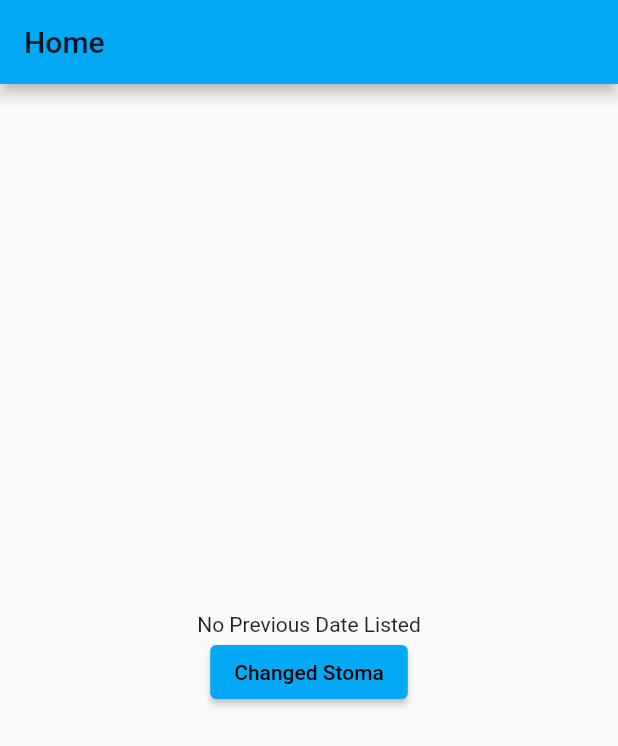
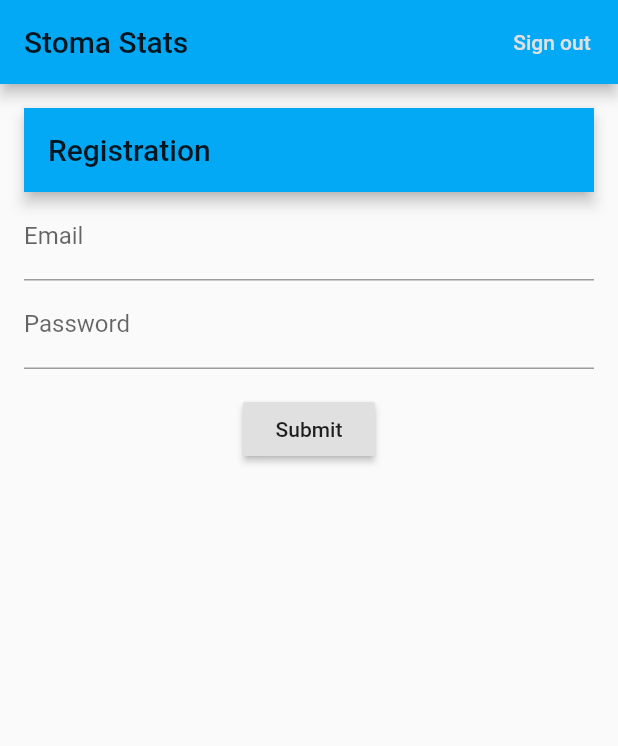
Before and after one commit to FraserTooth/stoma_stats_app, a Flutter app: the screen it shows after launch, on a phone screen of 412 x 824 dp. Shown: the top 746 px of the screen. Run offline on Flutter 3.47's test engine with Material 2 defaults, Android fonts, the phone set to English and light mode, and no system bars; our stand-ins replace firebase_auth, firebase_core, firebase_dynamic_links; accounts and stored records are empty.

Commit message:
feat: added user signin

```diff
--- a/lib/src/app.dart
+++ b/lib/src/app.dart
@@ -1,6 +1,7 @@
 import 'package:flutter/material.dart';
 import 'package:firebase_core/firebase_core.dart';
 import './views/home.dart';
+import './views/login.dart';
 
 class App extends StatelessWidget {
   final Future<FirebaseApp> _initialization = Firebase.initializeApp();
@@ -46,7 +47,7 @@ class App extends StatelessWidget {
         // closer together (more dense) than on mobile platforms.
         visualDensity: VisualDensity.adaptivePlatformDensity,
       ),
-      home: HomePage(),
+      home: Login(title: 'Stoma Stats'),
     );
   }
 
--- /dev/null
+++ b/lib/src/views/login.dart
@@ -0,0 +1,156 @@
+import 'dart:ui';
+
+import 'package:flutter/material.dart';
+import 'package:firebase_auth/firebase_auth.dart';
+import 'package:firebase_dynamic_links/firebase_dynamic_links.dart';
+import 'package:flutter/rendering.dart';
+
+class Login extends StatefulWidget {
+  Login({Key key, this.title}) : super(key: key);
+  final String title;
+
+  @override
+  _LoginState createState() => _LoginState();
+}
+
+final FirebaseAuth _auth = FirebaseAuth.instance;
+
+class _LoginState extends State<Login> {
+  @override
+  Widget build(BuildContext context) {
+    return Scaffold(
+      appBar: AppBar(
+        title: Text(widget.title),
+        actions: <Widget>[
+          Builder(builder: (BuildContext context) {
+            return FlatButton(
+              child: const Text('Sign out'),
+              textColor: Theme.of(context).buttonColor,
+              onPressed: () async {
+                final User user = await _auth.currentUser;
+                if (user == null) {
+                  Scaffold.of(context).showSnackBar(const SnackBar(
+                    content: Text('No one has signed in.'),
+                  ));
+                  return;
+                }
+                await _auth.signOut();
+                final String uid = user.uid;
+                Scaffold.of(context).showSnackBar(SnackBar(
+                  content: Text(uid + ' has successfully signed out.'),
+                ));
+              },
+            );
+          })
+        ],
+      ),
+      body: Builder(builder: (BuildContext context) {
+        return ListView(
+          scrollDirection: Axis.vertical,
+          padding: const EdgeInsets.all(16),
+          children: <Widget>[
+            _RegisterEmailSection(),
+          ],
+        );
+      }),
+    );
+  }
+}
+
+class _RegisterEmailSection extends StatefulWidget {
+  final String title = 'Registration';
+  @override
+  State<StatefulWidget> createState() => _RegisterEmailSectionState();
+}
+
+class _RegisterEmailSectionState extends State<_RegisterEmailSection> {
+  final GlobalKey<FormState> _formKey = GlobalKey<FormState>();
+  final TextEditingController _emailController = TextEditingController();
+  final TextEditingController _passwordController = TextEditingController();
+  bool _success;
+  String _userEmail;
+
+  void _register() async {
+    final User user = (await _auth.createUserWithEmailAndPassword(
+      email: _emailController.text,
+      password: _passwordController.text,
+    ))
+        .user;
+    if (user != null) {
+      setState(() {
+        _success = true;
+        _userEmail = user.email;
+      });
+    } else {
+      setState(() {
+        _success = true;
+      });
+    }
+  }
+
+  @override
+  void dispose() {
+    _emailController.dispose();
+    _passwordController.dispose();
+    super.dispose();
+  }
+
+  @override
+  Widget build(BuildContext context) {
+    return Container(
+        height: 500,
+        child: Scaffold(
+          appBar: AppBar(
+            title: Text(widget.title),
+          ),
+          body: Form(
+            key: _formKey,
+            child: Column(
+              crossAxisAlignment: CrossAxisAlignment.start,
+              children: <Widget>[
+                TextFormField(
+                  controller: _emailController,
+                  decoration: const InputDecoration(labelText: 'Email'),
+                  validator: (String value) {
+                    if (value.isEmpty) {
+                      return 'Please enter some text';
+                    }
+                    return null;
+                  },
+                ),
+                TextFormField(
+                  controller: _passwordController,
+                  decoration: const InputDecoration(labelText: 'Password'),
+                  validator: (String value) {
+                    if (value.isEmpty) {
+                      return 'Please enter some text';
+                    }
+                    return null;
+                  },
+                ),
+                Container(
+                  padding: const EdgeInsets.symmetric(vertical: 16.0),
+                  alignment: Alignment.center,
+                  child: RaisedButton(
+                    onPressed: () async {
+                      if (_formKey.currentState.validate()) {
+                        _register();
+                      }
+                    },
+                    child: const Text('Submit'),
+                  ),
+                ),
+                Container(
+                  alignment: Alignment.center,
+                  child: Text(_success == null
+                      ? ''
+                      : (_success
+                          ? 'Successfully registered ' + _userEmail
+                          : 'Registration failed')),
+                )
+              ],
+            ),
+          ),
+        ));
+  }
+}
--- a/pubspec.yaml
+++ b/pubspec.yaml
@@ -25,6 +25,9 @@ dependencies:
     sdk: flutter
   intl: ^0.16.1
   firebase_core: "0.7.0"
+  firebase_auth: "^0.20.0+1"
+  firebase_dynamic_links: ^0.5.1
+  google_sign_in: "^4.5.1"
 
   # The following adds the Cupertino Icons font to your application.
   # Use with the CupertinoIcons class for iOS style icons.
```
Also changed, not shown: pubspec.lock.
